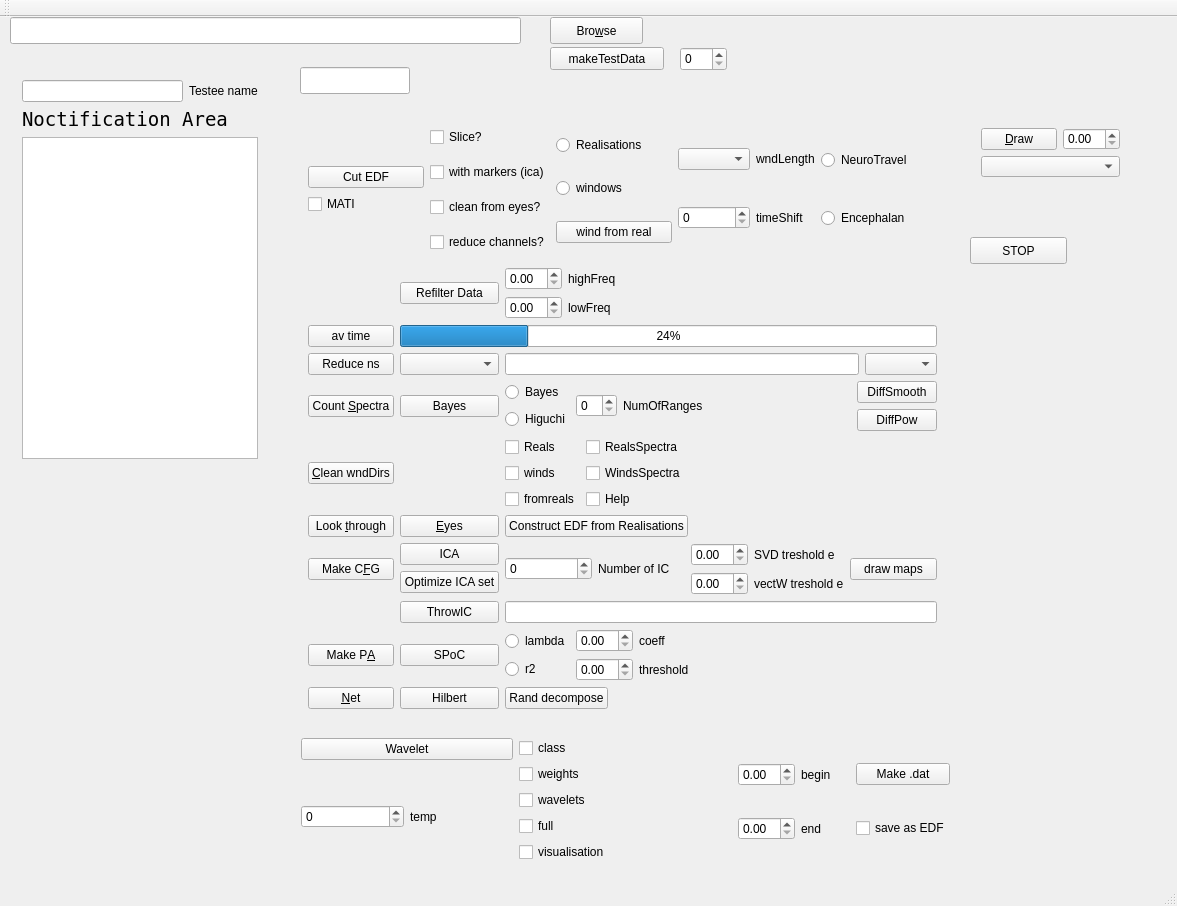
Above: mainwindow.ui from ArtfulVampire/SecondGUIrepo before the change. Below: the same form after it.
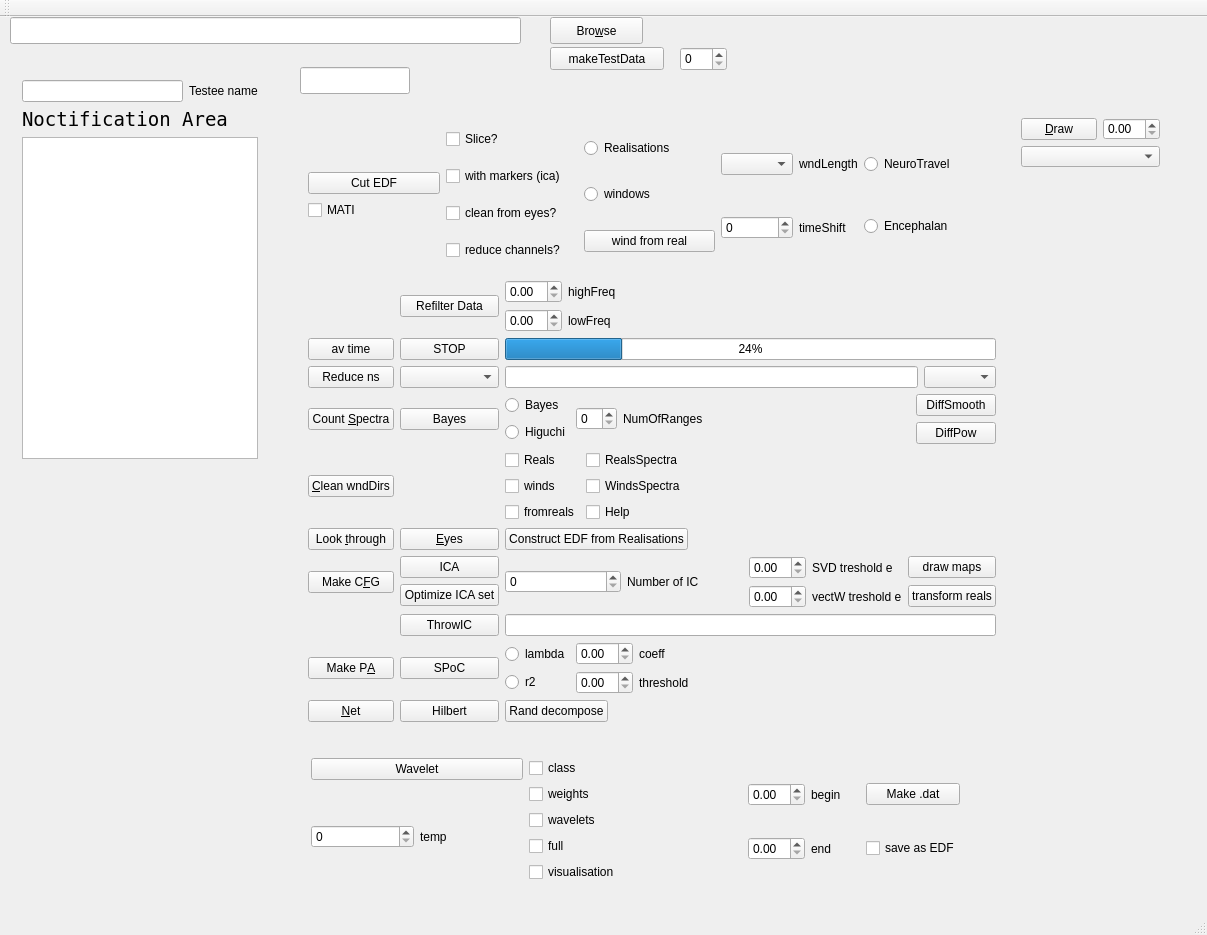
That is the form after the change.

Diff of the .ui file:
```diff
--- a/mainwindow.ui
+++ b/mainwindow.ui
@@ -6,8 +6,8 @@
    <rect>
     <x>0</x>
     <y>0</y>
-    <width>1177</width>
-    <height>906</height>
+    <width>1207</width>
+    <height>935</height>
    </rect>
   </property>
   <property name="windowTitle">
@@ -58,8 +58,8 @@
      <rect>
       <x>297</x>
       <y>90</y>
-      <width>651</width>
-      <height>613</height>
+      <width>710</width>
+      <height>626</height>
      </rect>
     </property>
     <layout class="QGridLayout" name="gridLayout_2">
@@ -476,13 +476,6 @@
        </item>
       </layout>
      </item>
-     <item row="2" column="1" colspan="2">
-      <widget class="QProgressBar" name="progressBar">
-       <property name="value">
-        <number>24</number>
-       </property>
-      </widget>
-     </item>
      <item row="9" column="1">
       <widget class="QPushButton" name="spocPushButton">
        <property name="text">
@@ -540,15 +533,26 @@
              </property>
             </widget>
            </item>
+           <item row="1" column="2">
+            <layout class="QVBoxLayout" name="verticalLayout_15">
+             <item>
+              <widget class="QPushButton" name="transformRealsPushButton">
+               <property name="text">
+                <string>transform reals</string>
+               </property>
+              </widget>
+             </item>
+            </layout>
+           </item>
+           <item row="0" column="2">
+            <widget class="QPushButton" name="drawMapsPushButton">
+             <property name="text">
+              <string>draw maps</string>
+             </property>
+            </widget>
+           </item>
           </layout>
          </item>
-         <item>
-          <widget class="QPushButton" name="drawMapsPushButton">
-           <property name="text">
-            <string>draw maps</string>
-           </property>
-          </widget>
-         </item>
         </layout>
        </item>
       </layout>
@@ -706,6 +710,20 @@
        </item>
       </layout>
      </item>
+     <item row="2" column="2">
+      <widget class="QProgressBar" name="progressBar">
+       <property name="value">
+        <number>24</number>
+       </property>
+      </widget>
+     </item>
+     <item row="2" column="1">
+      <widget class="QPushButton" name="stopButton">
+       <property name="text">
+        <string>STOP</string>
+       </property>
+      </widget>
+     </item>
     </layout>
    </widget>
    <widget class="QWidget" name="layoutWidget">
@@ -753,8 +771,8 @@
    <widget class="QWidget" name="layoutWidget">
     <property name="geometry">
      <rect>
-      <x>970</x>
-      <y>100</y>
+      <x>1010</x>
+      <y>90</y>
       <width>161</width>
       <height>71</height>
      </rect>
@@ -779,24 +797,11 @@
      </item>
     </layout>
    </widget>
-   <widget class="QPushButton" name="stopButton">
-    <property name="geometry">
-     <rect>
-      <x>970</x>
-      <y>220</y>
-      <width>97</width>
-      <height>27</height>
-     </rect>
-    </property>
-    <property name="text">
-     <string>STOP</string>
-    </property>
-   </widget>
    <widget class="QWidget" name="layoutWidget">
     <property name="geometry">
      <rect>
-      <x>290</x>
-      <y>710</y>
+      <x>300</x>
+      <y>730</y>
       <width>671</width>
       <height>151</height>
      </rect>
```
Left out of the diff: 14 changed lines with no effect on the pictures.
